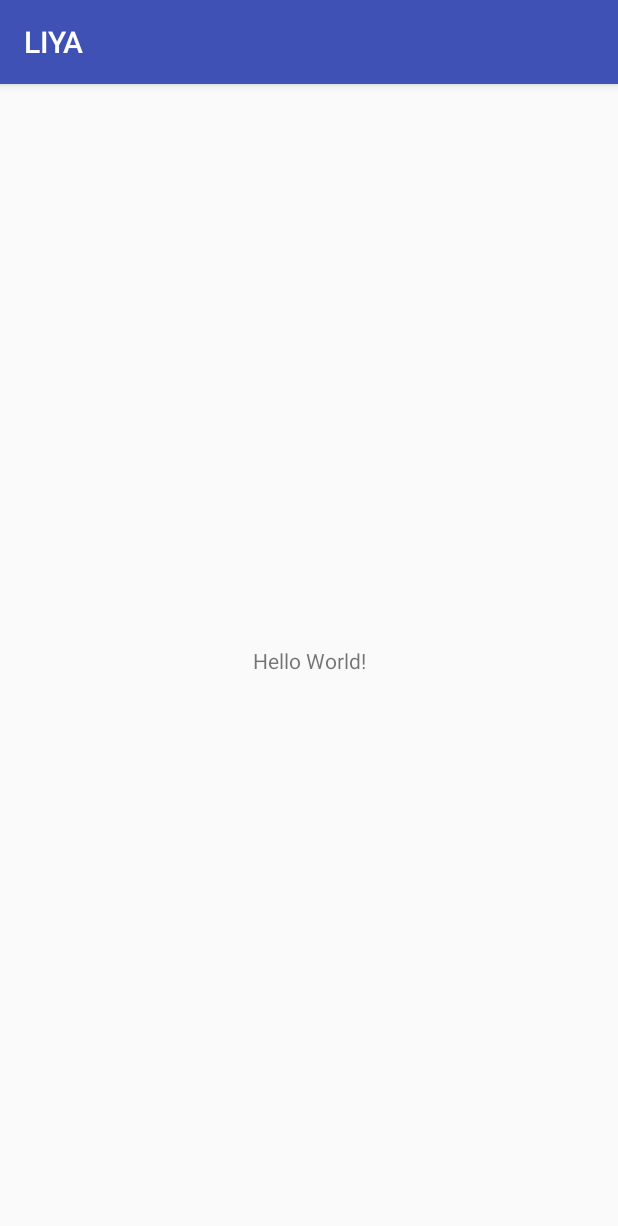
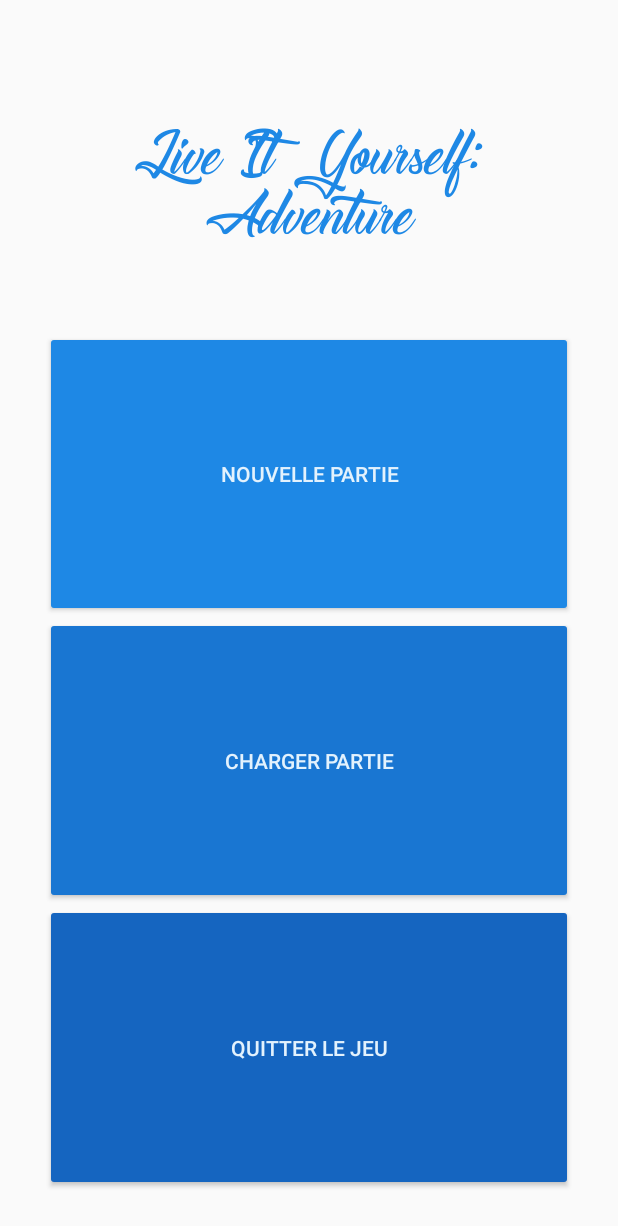
Before and after one commit to R0mainB/LIYA, an Android app: the screen it shows after launch (AccueilActivity), on a phone screen of 412 x 824 dp. Shown: the top 1226 px of the screen. Run offline under Robolectric (Android 15) with nearby library versions, the phone set to English and light mode, and no system bars.

Commit message:
Menu de l'application

```diff
--- a/app/src/main/java/adventure/liya/mgr/com/liya/AccueilActivity.java
+++ b/app/src/main/java/adventure/liya/mgr/com/liya/AccueilActivity.java
@@ -2,6 +2,7 @@ package adventure.liya.mgr.com.liya;
 
 import android.support.v7.app.AppCompatActivity;
 import android.os.Bundle;
+import android.view.Window;
 
 public class AccueilActivity extends AppCompatActivity {
 
@@ -9,5 +10,7 @@ public class AccueilActivity extends AppCompatActivity {
     protected void onCreate(Bundle savedInstanceState) {
         super.onCreate(savedInstanceState);
         setContentView(R.layout.activity_accueil);
+
+
     }
 }
--- a/app/src/main/res/layout/activity_accueil.xml
+++ b/app/src/main/res/layout/activity_accueil.xml
@@ -1,18 +1,69 @@
 <?xml version="1.0" encoding="utf-8"?>
-<android.support.constraint.ConstraintLayout xmlns:android="http://schemas.android.com/apk/res/android"
-    xmlns:app="http://schemas.android.com/apk/res-auto"
-    xmlns:tools="http://schemas.android.com/tools"
+<LinearLayout
     android:layout_width="match_parent"
     android:layout_height="match_parent"
-    tools:context="adventure.liya.mgr.com.liya.AccueilActivity">
+    android:orientation="vertical"
+    android:padding="30dp"
+    xmlns:android="http://schemas.android.com/apk/res/android">
 
-    <TextView
-        android:layout_width="wrap_content"
-        android:layout_height="wrap_content"
-        android:text="Hello World!"
-        app:layout_constraintBottom_toBottomOf="parent"
-        app:layout_constraintLeft_toLeftOf="parent"
-        app:layout_constraintRight_toRightOf="parent"
-        app:layout_constraintTop_toTopOf="parent" />
+    <LinearLayout
+        android:layout_width="match_parent"
+        android:layout_height="0dp"
+        android:layout_weight="1"
+        android:gravity="center">
 
-</android.support.constraint.ConstraintLayout>
+        <TextView
+            android:layout_width="match_parent"
+            android:layout_height="wrap_content"
+            android:text="@string/nom_appli"
+            style="@style/TitreAppli"
+            android:gravity="center"/>
+
+    </LinearLayout>
+
+    <LinearLayout
+        android:layout_width="match_parent"
+        android:layout_height="0dp"
+        android:layout_weight="1"
+        android:gravity="center">
+
+        <Button
+            android:layout_width="match_parent"
+            android:layout_height="match_parent"
+            android:text="@string/new_game"
+            android:backgroundTint="@color/btnColorNewGame"
+            android:textColor="@color/textMenu" />
+
+    </LinearLayout>
+
+    <LinearLayout
+        android:layout_width="match_parent"
+        android:layout_height="0dp"
+        android:layout_weight="1"
+        android:gravity="center">
+
+        <Button
+            android:layout_width="match_parent"
+            android:layout_height="match_parent"
+            android:text="@string/load_game"
+            android:backgroundTint="@color/btnColorLoadGame"
+            android:textColor="@color/textMenu" />
+
+    </LinearLayout>
+
+    <LinearLayout
+        android:layout_width="match_parent"
+        android:layout_height="0dp"
+        android:layout_weight="1"
+        android:gravity="center">
+
+        <Button
+            android:layout_width="match_parent"
+            android:layout_height="match_parent"
+            android:text="@string/quit_app"
+            android:backgroundTint="@color/btnColorQuitGame"
+            android:textColor="@color/textMenu" />
+
+    </LinearLayout>
+
+</LinearLayout>
--- a/app/src/main/res/values/colors.xml
+++ b/app/src/main/res/values/colors.xml
@@ -3,4 +3,8 @@
     <color name="colorPrimary">#3F51B5</color>
     <color name="colorPrimaryDark">#303F9F</color>
     <color name="colorAccent">#FF4081</color>
+    <color name="btnColorNewGame">#1E88E5</color>
+    <color name="btnColorLoadGame">#1976D2</color>
+    <color name="btnColorQuitGame">#1565C0</color>
+    <color name="textMenu">#E3F2FD</color>
 </resources>
--- a/app/src/main/res/values/strings.xml
+++ b/app/src/main/res/values/strings.xml
@@ -1,3 +1,7 @@
 <resources>
     <string name="app_name">LIYA</string>
+    <string name="nom_appli">Live It Yourself: Adventure</string>
+    <string name="new_game">Nouvelle partie</string>
+    <string name="load_game">Charger partie</string>
+    <string name="quit_app">Quitter le jeu</string>
 </resources>
--- a/app/src/main/res/values/styles.xml
+++ b/app/src/main/res/values/styles.xml
@@ -1,11 +1,17 @@
 <resources>
 
     <!-- Base application theme. -->
-    <style name="AppTheme" parent="Theme.AppCompat.Light.DarkActionBar">
+    <style name="AppTheme" parent="Theme.AppCompat.Light.NoActionBar">
         <!-- Customize your theme here. -->
         <item name="colorPrimary">@color/colorPrimary</item>
         <item name="colorPrimaryDark">@color/colorPrimaryDark</item>
         <item name="colorAccent">@color/colorAccent</item>
     </style>
 
+    <style name="TitreAppli">
+        <item name="android:fontFamily">@font/the_blacksmith</item>
+        <item name="android:textSize">40sp</item>
+        <item name="android:textColor">#1E88E5</item>
+    </style>
+
 </resources>
```
Also changed, not shown: app/src/main/res/font/the_blacksmith.ttf (added).
